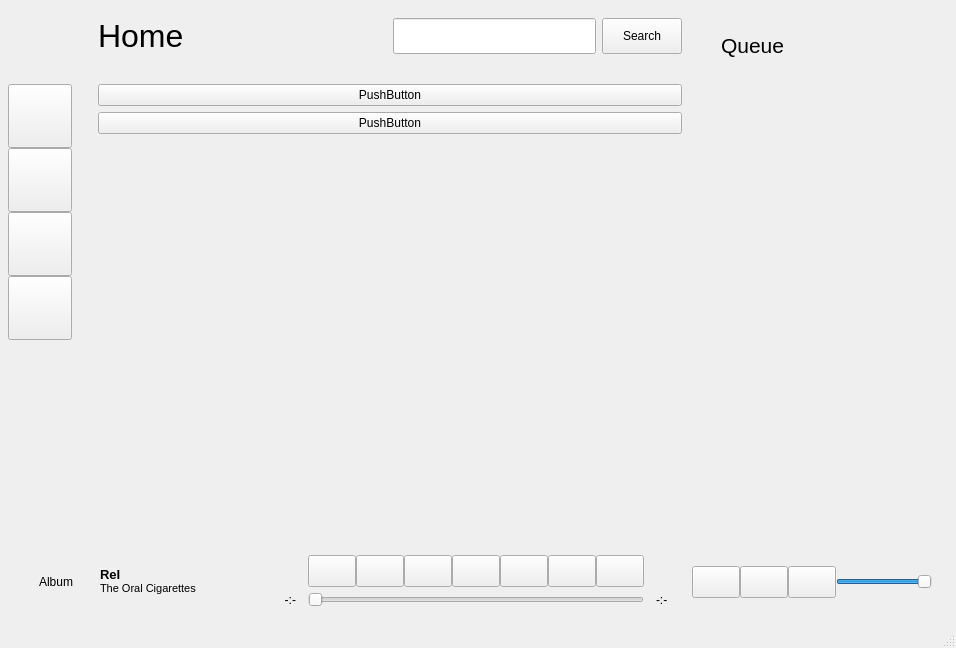
Old version of the form ui/mainwindow.ui in the repository bagusNA/bitbeat.
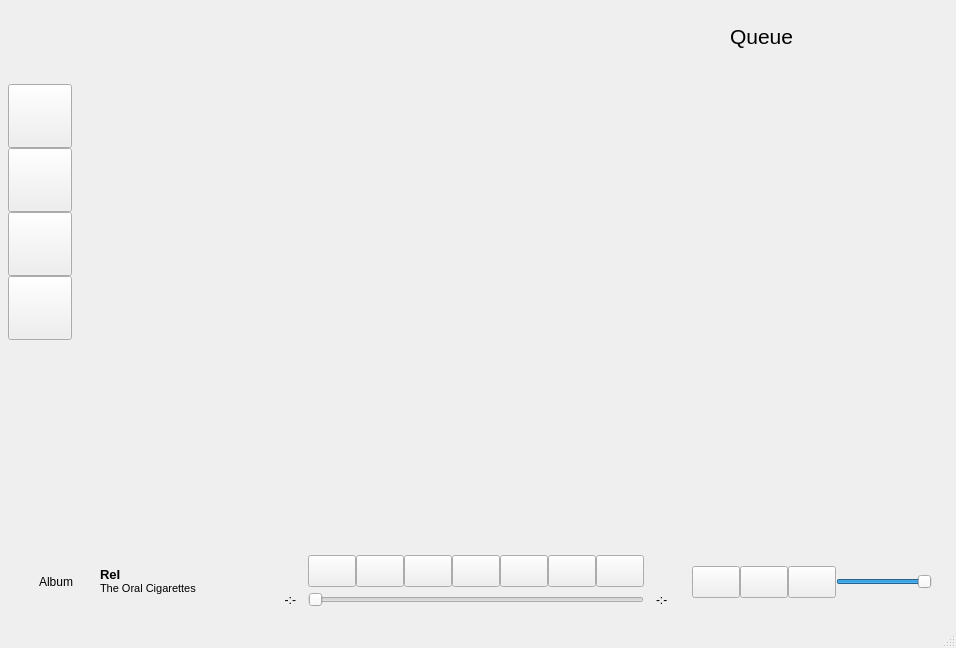
New version of the form. The open tabs and pages were chosen to show the change. Icons and pictures are not drawn.

```diff
--- a/ui/mainwindow.ui
+++ b/ui/mainwindow.ui
@@ -493,339 +493,11 @@
     <item row="0" column="1">
      <widget class="QWidget" name="topbar_widget" native="true">
       <layout class="QGridLayout" name="gridLayout_4">
+       <property name="bottomMargin">
+        <number>60</number>
+       </property>
        <item row="1" column="0">
-        <widget class="QStackedWidget" name="view_slot">
-         <property name="currentIndex">
-          <number>1</number>
-         </property>
-         <widget class="QWidget" name="page">
-          <layout class="QGridLayout" name="gridLayout_7">
-           <item row="1" column="0">
-            <layout class="QVBoxLayout" name="verticalLayout_6">
-             <property name="topMargin">
-              <number>0</number>
-             </property>
-             <item>
-              <widget class="QPushButton" name="pushButton_16">
-               <property name="text">
-                <string>PushButton</string>
-               </property>
-              </widget>
-             </item>
-             <item>
-              <widget class="QPushButton" name="pushButton_17">
-               <property name="text">
-                <string>PushButton</string>
-               </property>
-              </widget>
-             </item>
-             <item>
-              <spacer name="verticalSpacer_3">
-               <property name="orientation">
-                <enum>Qt::Vertical</enum>
-               </property>
-               <property name="sizeHint" stdset="0">
-                <size>
-                 <width>20</width>
-                 <height>40</height>
-                </size>
-               </property>
-              </spacer>
-             </item>
-            </layout>
-           </item>
-           <item row="0" column="0">
-            <layout class="QHBoxLayout" name="horizontalLayout_4">
-             <property name="topMargin">
-              <number>0</number>
-             </property>
-             <property name="bottomMargin">
-              <number>24</number>
-             </property>
-             <item>
-              <widget class="QLabel" name="page_title_label">
-               <property name="font">
-                <font>
-                 <pointsize>24</pointsize>
-                </font>
-               </property>
-               <property name="text">
-                <string>Home</string>
-               </property>
-              </widget>
-             </item>
-             <item>
-              <spacer name="horizontalSpacer_2">
-               <property name="orientation">
-                <enum>Qt::Horizontal</enum>
-               </property>
-               <property name="sizeHint" stdset="0">
-                <size>
-                 <width>40</width>
-                 <height>20</height>
-                </size>
-               </property>
-              </spacer>
-             </item>
-             <item>
-              <widget class="QLineEdit" name="input_search">
-               <property name="sizePolicy">
-                <sizepolicy hsizetype="Expanding" vsizetype="Maximum">
-                 <horstretch>0</horstretch>
-                 <verstretch>0</verstretch>
-                </sizepolicy>
-               </property>
-               <property name="minimumSize">
-                <size>
-                 <width>0</width>
-                 <height>36</height>
-                </size>
-               </property>
-               <property name="styleSheet">
-                <string notr="true"/>
-               </property>
-              </widget>
-             </item>
-             <item>
-              <widget class="QPushButton" name="btn_search">
-               <property name="minimumSize">
-                <size>
-                 <width>0</width>
-                 <height>36</height>
-                </size>
-               </property>
-               <property name="text">
-                <string>Search</string>
-               </property>
-               <property name="icon">
-                <iconset resource="../assets/assets.qrc">
-                 <normaloff>:/icons/icons/search.svg</normaloff>:/icons/icons/search.svg</iconset>
-               </property>
-              </widget>
-             </item>
-            </layout>
-           </item>
-          </layout>
-         </widget>
-         <widget class="QWidget" name="page_2">
-          <layout class="QGridLayout" name="gridLayout_8">
-           <item row="0" column="0">
-            <layout class="QHBoxLayout" name="horizontalLayout_5">
-             <property name="bottomMargin">
-              <number>24</number>
-             </property>
-             <item>
-              <widget class="QLabel" name="label_3">
-               <property name="font">
-                <font>
-                 <pointsize>24</pointsize>
-                </font>
-               </property>
-               <property name="text">
-                <string>Playlist</string>
-               </property>
-              </widget>
-             </item>
-            </layout>
-           </item>
-           <item row="1" column="0">
-            <spacer name="verticalSpacer_2">
-             <property name="orientation">
-              <enum>Qt::Vertical</enum>
-             </property>
-             <property name="sizeHint" stdset="0">
-              <size>
-               <width>20</width>
-               <height>40</height>
-              </size>
-             </property>
-            </spacer>
-           </item>
-          </layout>
-         </widget>
-         <widget class="QWidget" name="page_3">
-          <layout class="QGridLayout" name="gridLayout_9">
-           <item row="0" column="0">
-            <layout class="QHBoxLayout" name="horizontalLayout_6">
-             <property name="bottomMargin">
-              <number>24</number>
-             </property>
-             <item>
-              <widget class="QLabel" name="label_4">
-               <property name="font">
-                <font>
-                 <pointsize>24</pointsize>
-                </font>
-               </property>
-               <property name="text">
-                <string>Favorites</string>
-               </property>
-              </widget>
-             </item>
-            </layout>
-           </item>
-           <item row="1" column="0">
-            <spacer name="verticalSpacer_5">
-             <property name="orientation">
-              <enum>Qt::Vertical</enum>
-             </property>
-             <property name="sizeHint" stdset="0">
-              <size>
-               <width>20</width>
-               <height>40</height>
-              </size>
-             </property>
-            </spacer>
-           </item>
-          </layout>
-         </widget>
-         <widget class="QWidget" name="page_4">
-          <layout class="QGridLayout" name="gridLayout_10">
-           <item row="0" column="0">
-            <layout class="QHBoxLayout" name="horizontalLayout_7">
-             <property name="bottomMargin">
-              <number>24</number>
-             </property>
-             <item>
-              <widget class="QLabel" name="label_6">
-               <property name="font">
-                <font>
-                 <pointsize>24</pointsize>
-                </font>
-               </property>
-               <property name="text">
-                <string>Settings</string>
-               </property>
-              </widget>
-             </item>
-            </layout>
-           </item>
-           <item row="1" column="0">
-            <spacer name="verticalSpacer_6">
-             <property name="orientation">
-              <enum>Qt::Vertical</enum>
-             </property>
-             <property name="sizeHint" stdset="0">
-              <size>
-               <width>20</width>
-               <height>40</height>
-              </size>
-             </property>
-            </spacer>
-           </item>
-          </layout>
-         </widget>
-        </widget>
-       </item>
-       <item row="1" column="1">
-        <widget class="QWidget" name="widget" native="true">
-         <property name="minimumSize">
-          <size>
-           <width>250</width>
-           <height>0</height>
-          </size>
-         </property>
-         <property name="maximumSize">
-          <size>
-           <width>250</width>
-           <height>16777215</height>
-          </size>
-         </property>
-         <layout class="QVBoxLayout" name="verticalLayout_3">
-          <property name="leftMargin">
-           <number>24</number>
-          </property>
-          <property name="topMargin">
-           <number>24</number>
-          </property>
-          <property name="rightMargin">
-           <number>24</number>
-          </property>
-          <property name="bottomMargin">
-           <number>0</number>
-          </property>
-          <item>
-           <widget class="QLabel" name="label_5">
-            <property name="maximumSize">
-             <size>
-              <width>16777215</width>
-              <height>48</height>
-             </size>
-            </property>
-            <property name="font">
-             <font>
-              <pointsize>16</pointsize>
-             </font>
-            </property>
-            <property name="text">
-             <string>Queue</string>
-            </property>
-            <property name="alignment">
-             <set>Qt::AlignLeading|Qt::AlignLeft|Qt::AlignVCenter</set>
-            </property>
-            <property name="margin">
-             <number>0</number>
-            </property>
-           </widget>
-          </item>
-          <item>
-           <widget class="QScrollArea" name="scrollArea">
-            <property name="frameShape">
-             <enum>QFrame::NoFrame</enum>
-            </property>
-            <property name="horizontalScrollBarPolicy">
-             <enum>Qt::ScrollBarAlwaysOff</enum>
-            </property>
-            <property name="widgetResizable">
-             <bool>true</bool>
-            </property>
-            <widget class="QWidget" name="scrollAreaWidgetContents_2">
-             <property name="geometry">
-              <rect>
-               <x>0</x>
-               <y>0</y>
-               <width>202</width>
-               <height>465</height>
-              </rect>
-             </property>
-             <layout class="QGridLayout" name="gridLayout">
-              <property name="leftMargin">
-               <number>0</number>
-              </property>
-              <property name="topMargin">
-               <number>0</number>
-              </property>
-              <property name="rightMargin">
-               <number>0</number>
-              </property>
-              <property name="bottomMargin">
-               <number>0</number>
-              </property>
-              <property name="spacing">
-               <number>0</number>
-              </property>
-              <item row="0" column="0">
-               <layout class="QVBoxLayout" name="queue_list"/>
-              </item>
-              <item row="1" column="0">
-               <spacer name="verticalSpacer_4">
-                <property name="orientation">
-                 <enum>Qt::Vertical</enum>
-                </property>
-                <property name="sizeHint" stdset="0">
-                 <size>
-                  <width>20</width>
-                  <height>40</height>
-                 </size>
-                </property>
-               </spacer>
-              </item>
-             </layout>
-            </widget>
-           </widget>
-          </item>
-         </layout>
-        </widget>
+        <widget class="QStackedWidget" name="view_slot"/>
        </item>
       </layout>
      </widget>
@@ -1038,6 +710,116 @@
       </layout>
      </widget>
     </item>
+    <item row="0" column="2">
+     <widget class="QWidget" name="queue_widget" native="true">
+      <property name="minimumSize">
+       <size>
+        <width>250</width>
+        <height>0</height>
+       </size>
+      </property>
+      <property name="maximumSize">
+       <size>
+        <width>250</width>
+        <height>16777215</height>
+       </size>
+      </property>
+      <layout class="QVBoxLayout" name="verticalLayout_3">
+       <property name="leftMargin">
+        <number>24</number>
+       </property>
+       <property name="topMargin">
+        <number>24</number>
+       </property>
+       <property name="rightMargin">
+        <number>24</number>
+       </property>
+       <property name="bottomMargin">
+        <number>0</number>
+       </property>
+       <item>
+        <widget class="QLabel" name="queue_title_label">
+         <property name="maximumSize">
+          <size>
+           <width>16777215</width>
+           <height>48</height>
+          </size>
+         </property>
+         <property name="font">
+          <font>
+           <pointsize>16</pointsize>
+          </font>
+         </property>
+         <property name="text">
+          <string>Queue</string>
+         </property>
+         <property name="alignment">
+          <set>Qt::AlignLeading|Qt::AlignLeft|Qt::AlignVCenter</set>
+         </property>
+         <property name="margin">
+          <number>0</number>
+         </property>
+        </widget>
+       </item>
+       <item>
+        <widget class="QScrollArea" name="scrollArea">
+         <property name="frameShape">
+          <enum>QFrame::NoFrame</enum>
+         </property>
+         <property name="horizontalScrollBarPolicy">
+          <enum>Qt::ScrollBarAlwaysOff</enum>
+         </property>
+         <property name="widgetResizable">
+          <bool>true</bool>
+         </property>
+         <widget class="QWidget" name="scrollAreaWidgetContents_2">
+          <property name="geometry">
+           <rect>
+            <x>0</x>
+            <y>0</y>
+            <width>202</width>
+            <height>477</height>
+           </rect>
+          </property>
+          <layout class="QGridLayout" name="gridLayout">
+           <property name="leftMargin">
+            <number>0</number>
+           </property>
+           <property name="topMargin">
+            <number>0</number>
+           </property>
+           <property name="rightMargin">
+            <number>0</number>
+           </property>
+           <property name="bottomMargin">
+            <number>0</number>
+           </property>
+           <property name="spacing">
+            <number>0</number>
+           </property>
+           <item row="0" column="0">
+            <layout class="QVBoxLayout" name="queue_list"/>
+           </item>
+           <item row="1" column="0">
+            <spacer name="verticalSpacer_4">
+             <property name="orientation">
+              <enum>Qt::Vertical</enum>
+             </property>
+             <property name="sizeHint" stdset="0">
+              <size>
+               <width>20</width>
+               <height>40</height>
+              </size>
+             </property>
+            </spacer>
+           </item>
+          </layout>
+         </widget>
+        </widget>
+       </item>
+      </layout>
+     </widget>
+    </item>
    </layout>
   </widget>
   <widget class="QStatusBar" name="statusbar"/>
```
Left out of the diff: 2 changed lines with no effect on the pictures.
